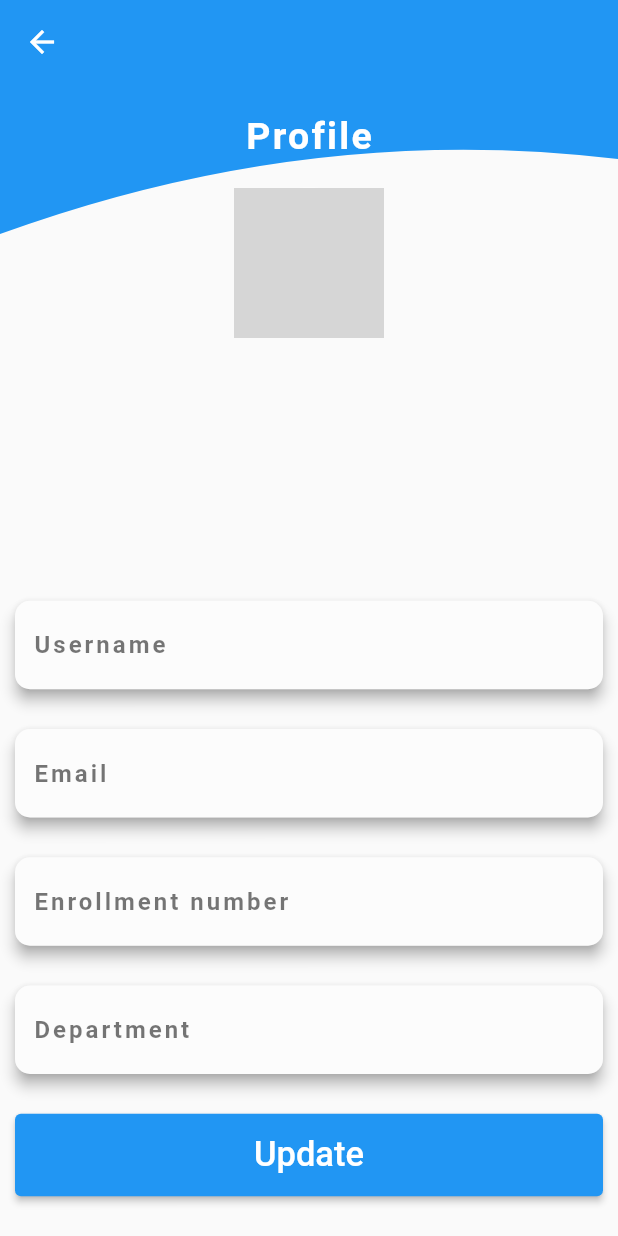
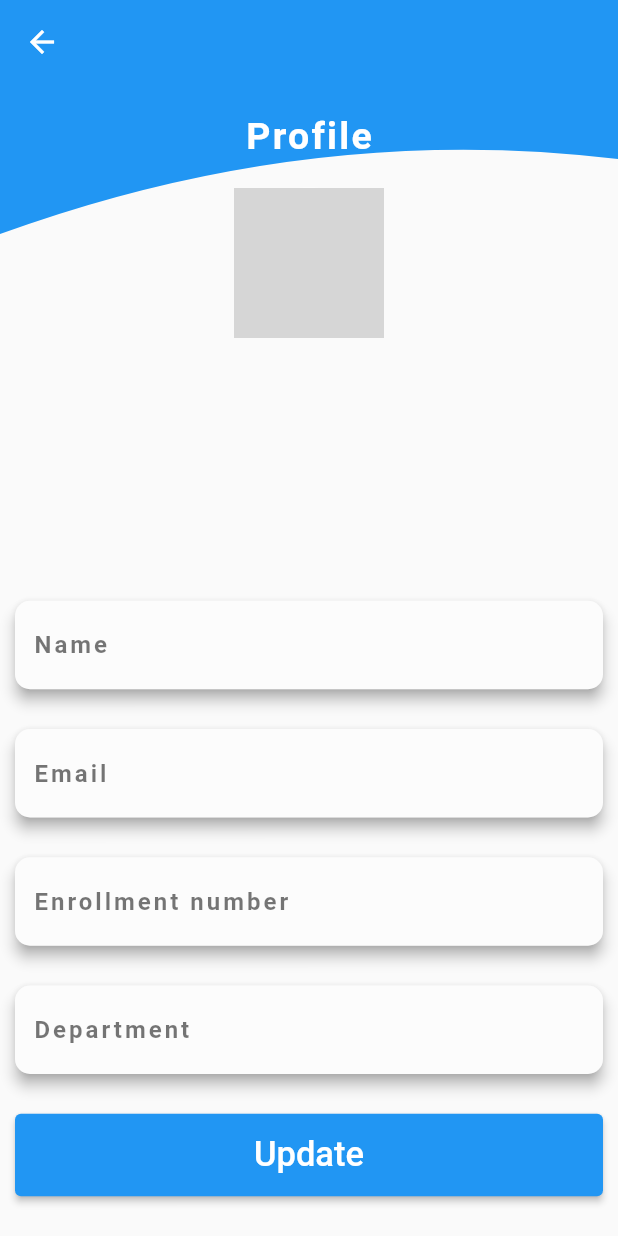
Before and after one commit to Ankush1816/iemcrp_app2, a Flutter app: the StudentProfile screen opened directly, on a phone screen of 412 x 824 dp. Run offline on Flutter 3.47's test engine with Material 2 defaults, Android fonts, the phone set to English and light mode, and no system bars; our stand-ins replace flutter_svg; network calls fail; grey boxes are pictures that could not be loaded.

Commit message:
Student details class cfreated

```diff
--- a/lib/main.dart
+++ b/lib/main.dart
@@ -14,8 +14,8 @@ class MyApp extends StatelessWidget {
   @override
   Widget build(BuildContext context) {
     return MaterialApp(
-      // home: Student_home(),
-      initialRoute: '/',
+       // home: Student_home(),
+      initialRoute: '/student-home',
      routes: {
        '/': (context) => Wrapper(),
        '/authenticate': (context) => Authenticate(),
--- a/lib/pages/Authentication/login.dart
+++ b/lib/pages/Authentication/login.dart
@@ -32,7 +32,7 @@ class Login extends StatelessWidget {
                   onPressed: () {
                     Navigator.pushNamed(context, '/authenticate');
                   },
-                  icon: Image.network('https://media.4-paws.org/e/8/2/7/e82789b9dc8a986d3b61c0aa7610affeecb93933/VIER%20PFOTEN_2015-04-27_010-1927x1333.jpg'),
+                  icon: Image.network('https://i.postimg.cc/cJ1hg5Ww/teacher-avatar.png'),
                   //icon: Image.asset('lib/assets/images/teacher_avatar.png'),
                   iconSize: 150,
                 ),
@@ -42,7 +42,7 @@ class Login extends StatelessWidget {
                 Text(
                   'Teacher',
                   style: TextStyle(
-                    color: Colors.white,
+                    color: Color(0xFFdffff),
                     fontSize: 20,
                     fontWeight: FontWeight.bold,
                   ),
@@ -62,7 +62,7 @@ class Login extends StatelessWidget {
                     backgroundColor: Color.fromARGB(255, 86, 177, 224),
                     radius: 80,
                     child:
-                    Image.network('https://i.postimg.cc/tRk1xvb3/skynews-pug-dog-5774995.jpg'),
+                    Image.network('https://i.postimg.cc/pXnDmMng/student-avatar.png'),
                     //Image.asset('lib/assets/images/student_avatar.png',fit: BoxFit.cover),
                   ),
                 ),
--- /dev/null
+++ b/lib/pages/Student/Student_details.dart
@@ -0,0 +1,11 @@
+class Student_details{
+  String name;
+  double enrollment;
+  String email;
+  String department;
+
+
+
+  Student_details({required this.name,required this.enrollment, required this.email, required this.department});
+
+}
--- a/lib/pages/Student/student_home.dart
+++ b/lib/pages/Student/student_home.dart
@@ -29,7 +29,9 @@ class _Student_homeState extends State<Student_home> {
         title: Text('Quiz'),
         // leading: IconButton(onPressed: () {}, icon: Icon(Icons.menu)),
         actions: [
-          CircleAvatar(
+          IconButton(onPressed: (){}, icon:Icon(Icons.search)),
+          SizedBox(width: 5,)
+          ,CircleAvatar(
             maxRadius: 20,
             backgroundColor: Colors.yellow,
             child: GestureDetector(
--- a/lib/pages/Student/student_profile.dart
+++ b/lib/pages/Student/student_profile.dart
@@ -1,4 +1,5 @@
 import 'package:flutter/material.dart';
+import 'package:iemcrp2/pages/Student/Student_details.dart';
 
 class StudentProfile extends StatefulWidget {
   @override
@@ -6,6 +7,8 @@ class StudentProfile extends StatefulWidget {
 }
 
 class _ProfilePageState extends State<StudentProfile> {
+
+  Student_details sd =Student_details(name: 'Anku' ,enrollment: 12020002017007, email: 'ankushchaskraborty@gmail.com', department:'IOTCSBT');
   Widget textfield({@required hintText}) {
     return Material(
       elevation: 4,
@@ -52,7 +55,7 @@ class _ProfilePageState extends State<StudentProfile> {
                   mainAxisAlignment: MainAxisAlignment.spaceEvenly,
                   children: [
                     textfield(
-                      hintText: 'Username',
+                      hintText: 'Name',
                     ),
                     textfield(
                       hintText: 'Email',
```
